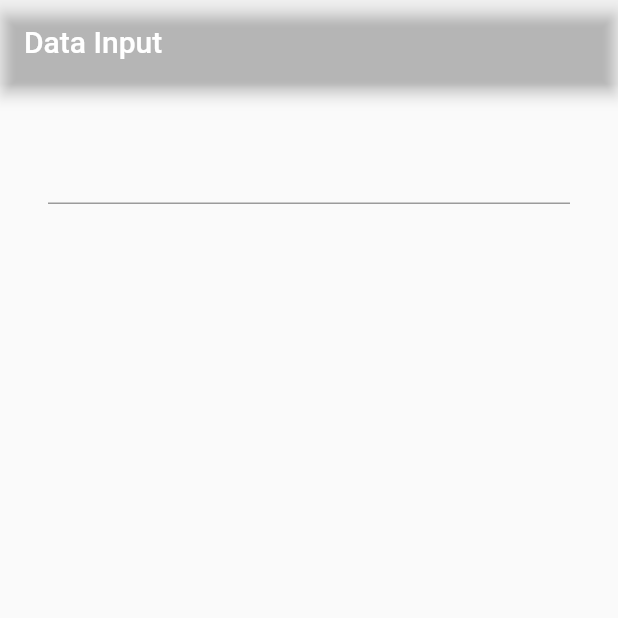
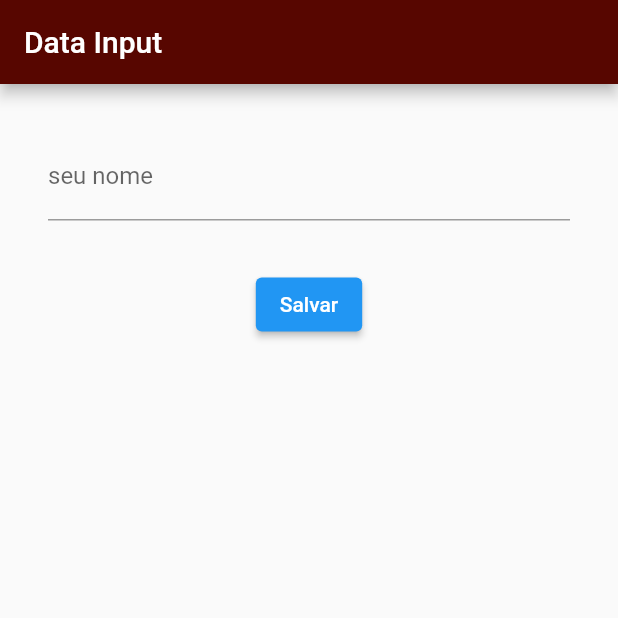
Before and after one commit to Victor323232/datainput, a Flutter app: the screen it shows after launch, on a phone screen of 412 x 824 dp, the top half of it. Run offline on Flutter 3.47's test engine with Material 2 defaults, Android fonts, the phone set to English and light mode, and no system bars.

```diff
--- a/lib/input.dart
+++ b/lib/input.dart
@@ -1,4 +1,5 @@
 import 'package:flutter/material.dart';
+import 'package:flutter/services.dart';
 
 class input extends StatefulWidget {
   const input({Key? key}) : super(key: key);
@@ -8,12 +9,13 @@ class input extends StatefulWidget {
 }
 
 class _inputState extends State<input> {
+  TextEditingController _textEditingController = TextEditingController();
   @override
   Widget build(BuildContext context) {
     return Scaffold(
       appBar: AppBar(
         title: Text("Data Input"),
-        backgroundColor: Color(630000)
+        backgroundColor: Color(0xfff570600) //color oxfff prefix
       ),
        body: Column(
         children: <Widget>[
@@ -21,8 +23,27 @@ class _inputState extends State<input> {
            padding: EdgeInsets.all(32),
            child: TextField(
             keyboardType:  TextInputType.text,
+             decoration: InputDecoration(
+               labelText: "seu nome"
+             ),
+             //enabled: false,
+             //maxLength: 10,
+                //obscureText: true,
+             /*onChanged: (String texto){  //Receive everything written
+              print("valor escrito" + texto);
+             }*/
+              onSubmitted:(String texto){ //Receive everything written after confirmation
+                print("valor escrito:" + texto);
+              },
+              controller: _textEditingController ,//written value confirmation controller written value confirmation controller
          ),
-        )
+        ),
+         ElevatedButton(
+            child: Text("Salvar"),
+           onPressed: (){
+              print("valor escrito" + _textEditingController.text);
+           },
+          )
       ],
      ),
     );
```
